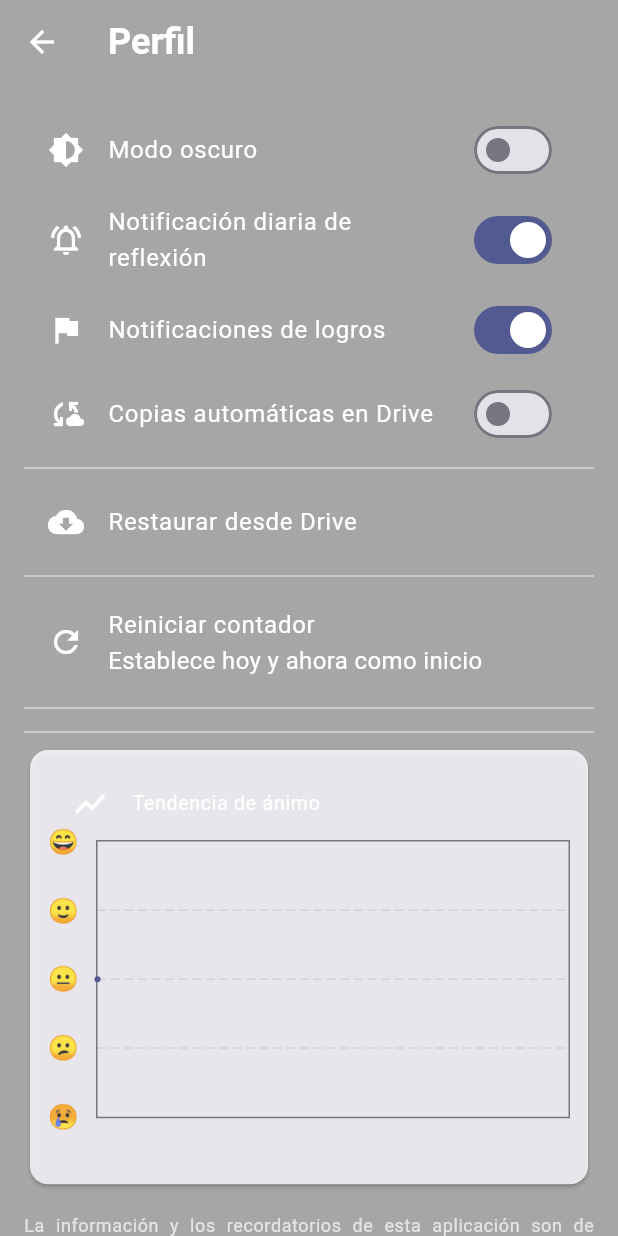
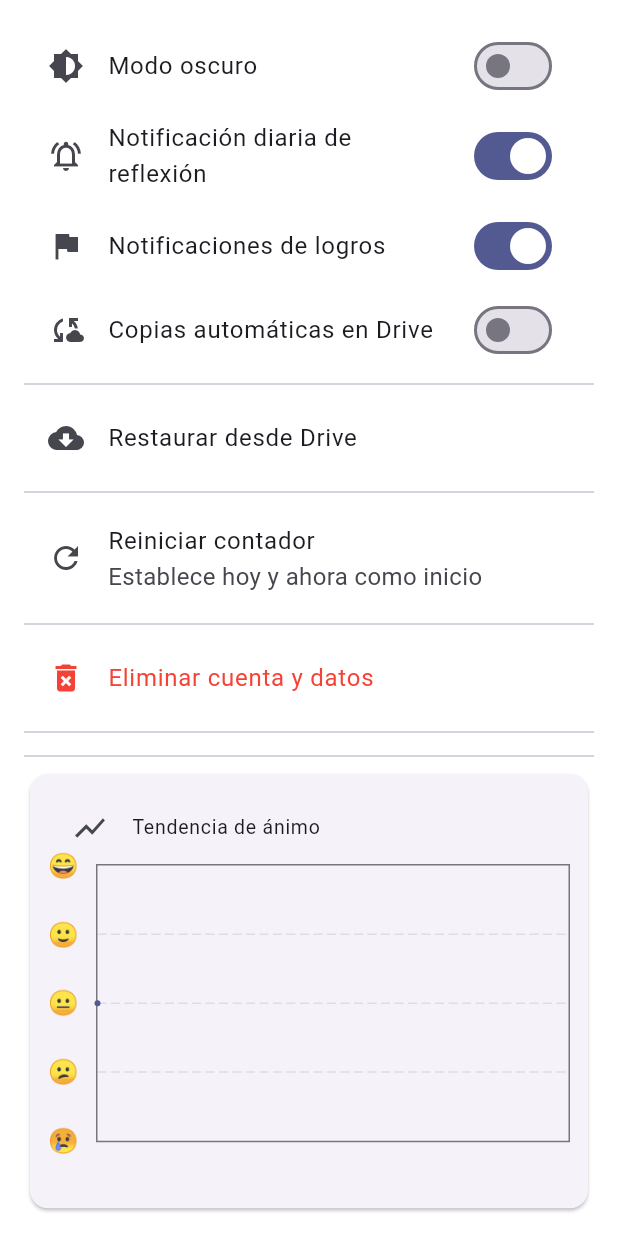
Before and after one commit to javiercamaraezquerra/Undiamas, a Flutter app: the ProfileScreen screen opened directly, on a phone screen of 412 x 824 dp. Run offline on Flutter 3.47's test engine with Material 3 defaults, Android fonts, the phone set to English and light mode, and no system bars; drawn by our look-alikes of fl_chart; our stand-ins replace flutter_local_notifications, flutter_markdown, flutter_secure_storage, google_mobile_ads, google_sign_in, hive and 4 more; missing offline and left inert: googleapis; accounts and stored records are empty.

Commit message:
Update profile_screen.dart

```diff
--- a/lib/screens/profile_screen.dart
+++ b/lib/screens/profile_screen.dart
@@ -1,4 +1,6 @@
 import 'package:flutter/material.dart';
+import 'package:flutter/services.dart' show SystemNavigator;
+import 'package:flutter_secure_storage/flutter_secure_storage.dart';
 import 'package:hive_flutter/hive_flutter.dart';
 import 'package:intl/intl.dart';
 import 'package:shared_preferences/shared_preferences.dart';
@@ -18,18 +20,18 @@ const _kDisclaimer =
 
 class ProfileScreen extends StatefulWidget {
   const ProfileScreen({super.key});
+
   @override
   State<ProfileScreen> createState() => _ProfileScreenState();
 }
 
 class _ProfileScreenState extends State<ProfileScreen> {
-  /* –– prefs –– */
+  /* ───────── estado ───────── */
   bool _isDark = false;
   bool _notifDaily = true;
   bool _notifMilestones = true;
   bool _autoBackup = false;
 
-  /* –– progreso –– */
   DateTime? _startDate;
   int _daysClean = 0;
 
@@ -44,7 +46,7 @@ class _ProfileScreenState extends State<ProfileScreen> {
     _loadPrefs();
   }
 
-  /* ───────── cargar prefs ───────── */
+  /* ───────── carga inicial ───────── */
   Future<void> _loadPrefs() async {
     final prefs = await SharedPreferences.getInstance();
     _isDark = prefs.getBool('isDarkMode') ?? false;
@@ -61,7 +63,7 @@ class _ProfileScreenState extends State<ProfileScreen> {
     if (mounted) setState(() {});
   }
 
-  /* ───────── toggles (idénticos) ───────── */
+  /* ───────── toggles ───────── */
   Future<void> _toggleTheme(bool v) async {
     final prefs = await SharedPreferences.getInstance();
     await prefs.setBool('isDarkMode', v);
@@ -75,8 +77,8 @@ class _ProfileScreenState extends State<ProfileScreen> {
     setState(() => _notifDaily = v);
 
     if (v) {
-      final json =
-          await DefaultAssetBundle.of(context).loadString('assets/data/reflections.json');
+      final json = await DefaultAssetBundle.of(context)
+          .loadString('assets/data/reflections.json');
       await AchievementService.scheduleDailyReflections(json);
     } else {
       await AchievementService.cancelDailyReflections();
@@ -121,7 +123,7 @@ class _ProfileScreenState extends State<ProfileScreen> {
     setState(() => _autoBackup = v);
   }
 
-  /* ───────── resto de helpers (sin cambios) ───────── */
+  /* ───────── drive helpers ───────── */
   Future<bool> _confirmDriveConsent() async {
     return await showDialog<bool>(
           context: context,
@@ -134,8 +136,14 @@ class _ProfileScreenState extends State<ProfileScreen> {
               textAlign: TextAlign.justify,
             ),
             actions: [
-              TextButton(onPressed: () => Navigator.pop(context, false), child: const Text('Cancelar')),
-              ElevatedButton(onPressed: () => Navigator.pop(context, true), child: const Text('Permitir')),
+              TextButton(
+                onPressed: () => Navigator.pop(context, false),
+                child: const Text('Cancelar'),
+              ),
+              ElevatedButton(
+                onPressed: () => Navigator.pop(context, true),
+                child: const Text('Permitir'),
+              ),
             ],
           ),
         ) ??
@@ -144,7 +152,8 @@ class _ProfileScreenState extends State<ProfileScreen> {
 
   Future<void> _restoreFromDrive() async {
     if (!await _confirmDriveConsent()) {
-      _showSnack('Restauración cancelada.'); return;
+      _showSnack('Restauración cancelada.');
+      return;
     }
 
     final wait = _showSnack('Descargando copia…', persistent: true);
@@ -152,13 +161,17 @@ class _ProfileScreenState extends State<ProfileScreen> {
     wait.close();
 
     if (!result.ok || result.data == null) {
-      _showSnack(result.message ?? 'No se encontró copia válida.'); return;
+      _showSnack(result.message ?? 'No se encontró copia válida.');
+      return;
     }
 
     final cipher = await EncryptionService.getCipher();
     final udm = await Hive.openBox('udm_secure', encryptionCipher: cipher);
-    final diary = await Hive.openBox<DiaryEntry>('diary_secure', encryptionCipher: cipher);
-    final imported = await DriveBackupService.importHive(result.data!, udm, diary);
+    final diary =
+        await Hive.openBox<DiaryEntry>('diary_secure', encryptionCipher: cipher);
+
+    final imported =
+        await DriveBackupService.importHive(result.data!, udm, diary);
 
     _showSnack(imported ? 'Datos restaurados.' : 'La copia estaba vacía o dañada.');
 
@@ -172,6 +185,7 @@ class _ProfileScreenState extends State<ProfileScreen> {
     }
   }
 
+  /* ───────── reiniciar contador ───────── */
   Future<void> _resetSoberDate() async {
     final now = DateTime.now();
     final cipher = await EncryptionService.getCipher();
@@ -189,12 +203,89 @@ class _ProfileScreenState extends State<ProfileScreen> {
     _showSnack('¡Contador reiniciado!');
   }
 
-  ScaffoldFeatureController<SnackBar, SnackBarClosedReason> _showSnack(String msg,
+  /* ───────── eliminación total ───────── */
+  Future<void> _deleteAccountAndData() async {
+    final confirm = await showDialog<bool>(
+          context: context,
+          builder: (_) => AlertDialog(
+            title: const Text('Eliminar cuenta y datos'),
+            content: const Text(
+              'Se borrarán todos los datos locales (diario, logros, ajustes) y se '
+              'revocará el acceso a tu Google Drive. Esta acción es irreversible.',
+              textAlign: TextAlign.justify,
+            ),
+            actions: [
+              TextButton(
+                child: const Text('Cancelar'),
+                onPressed: () => Navigator.pop(context, false),
+              ),
+              ElevatedButton(
+                child: const Text('Eliminar'),
+                onPressed: () => Navigator.pop(context, true),
+              ),
+            ],
+          ),
+        ) ??
+        false;
+    if (!confirm) return;
+
+    /* 1. Cancelar notificaciones */
+    await AchievementService.cancelDailyReflections();
+    await AchievementService.cancelMilestones();
+
+    /* 2. Revocar Drive + borrar copia */
+    if (await DriveBackupService.isSignedIn()) {
+      await DriveBackupService.deleteBackup();
+      await DriveBackupService.disconnect();
+    }
+
+    /* 3. Borrar Hive y preferencias */
+    final cipher = await EncryptionService.getCipher();
+    final boxes = [
+      await Hive.openBox('udm_secure', encryptionCipher: cipher),
+      await Hive.openBox<DiaryEntry>('diary_secure', encryptionCipher: cipher),
+    ];
+    for (final b in boxes) {
+      await b.clear();
+      await b.deleteFromDisk();
+    }
+
+    final prefs = await SharedPreferences.getInstance();
+    await prefs.clear();
+
+    /* 4. Borrar clave cifrado y SecureStorage residual */
+    await EncryptionService.wipeKey();
+    await const FlutterSecureStorage().deleteAll();
+
+    /* 5. Reiniciar app */
+    if (mounted) {
+      await showDialog(
+        context: context,
+        builder: (_) => AlertDialog(
+          title: const Text('Completado'),
+          content: const Text(
+              'Tus datos han sido eliminados. La aplicación se reiniciará.'),
+          actions: [
+            ElevatedButton(
+              onPressed: () => Navigator.pop(context),
+              child: const Text('Aceptar'),
+            ),
+          ],
+        ),
+      );
+      await SystemNavigator.pop();
+    }
+  }
+
+  /* ───────── snacks ───────── */
+  ScaffoldFeatureController<SnackBar, SnackBarClosedReason> _showSnack(
+      String msg,
       {bool persistent = false}) {
-    return ScaffoldMessenger.of(context).showSnackBar(SnackBar(
+    final sb = SnackBar(
       content: Text(msg),
       duration: persistent ? const Duration(days: 1) : const Duration(seconds: 4),
-    ));
+    );
+    return ScaffoldMessenger.of(context).showSnackBar(sb);
   }
 
   /* ───────── UI ───────── */
@@ -203,17 +294,12 @@ class _ProfileScreenState extends State<ProfileScreen> {
     return Scaffold(
       extendBodyBehindAppBar: true,
       backgroundColor: Colors.transparent,
-      appBar: AppBar(title: const Text('Perfil')),
-      body: Container(
-        decoration: BoxDecoration(color: Colors.black.withOpacity(.35)),
-        child: SafeArea(
-          child: Theme(
-            // Texto e iconos en blanco dentro del contenedor oscurecido
-            data: Theme.of(context).copyWith(
-              listTileTheme:
-                  const ListTileThemeData(textColor: Colors.white, iconColor: Colors.white),
+      appBar: AppBar(
+        title: const Text('Perfil'),
+        backgroundColor: Colors.transparent,
+        elevation: 0,
       ),
-            child: ListView(
+      body: ListView(
         padding: const EdgeInsets.all(16),
         children: [
           ListTile(
@@ -229,41 +315,46 @@ class _ProfileScreenState extends State<ProfileScreen> {
           ListTile(
             leading: const Icon(Icons.flag),
             title: const Text('Notificaciones de logros'),
-                  trailing: Switch(value: _notifMilestones, onChanged: _toggleMilestoneNotif),
+            trailing:
+                Switch(value: _notifMilestones, onChanged: _toggleMilestoneNotif),
           ),
           ListTile(
             leading: const Icon(Icons.cloud_sync),
             title: const Text('Copias automáticas en Drive'),
             trailing: Switch(value: _autoBackup, onChanged: _toggleAutoBackup),
           ),
-                const Divider(color: Colors.white54),
+          const Divider(),
           ListTile(
             leading: const Icon(Icons.cloud_download),
             title: const Text('Restaurar desde Drive'),
             onTap: _restoreFromDrive,
           ),
-                const Divider(color: Colors.white54),
+          const Divider(),
           ListTile(
             leading: const Icon(Icons.refresh),
             title: const Text('Reiniciar contador'),
             subtitle: const Text('Establece hoy y ahora como inicio'),
             onTap: _resetSoberDate,
           ),
-                const Divider(color: Colors.white54),
+          const Divider(),
+          ListTile(
+            leading: const Icon(Icons.delete_forever, color: Colors.red),
+            title: const Text('Eliminar cuenta y datos',
+                style: TextStyle(color: Colors.red)),
+            onTap: _deleteAccountAndData,
+          ),
+          const Divider(),
           if (_startDate != null) ..._buildProgressSection(),
-                const Divider(color: Colors.white54),
+          const Divider(),
           _buildMoodSection(),
           const SizedBox(height: 16),
           _buildDisclaimer(),
         ],
       ),
-          ),
-        ),
-      ),
     );
   }
 
-  /* –– helpers UI –– */
+  /* ───────── helpers UI ───────── */
   List<Widget> _buildProgressSection() {
     final milestones = AchievementService.milestones.keys.toList()..sort();
     final next = milestones.firstWhere((d) => _daysClean < d, orElse: () => -1);
@@ -293,10 +384,11 @@ class _ProfileScreenState extends State<ProfileScreen> {
           valueListenable: box.listenable(),
           builder: (_, __, ___) {
             final entries = box.values.toList();
+
             return Card(
-              color: Theme.of(context).colorScheme.surface.withOpacity(.85),
               elevation: 1,
-              shape: RoundedRectangleBorder(borderRadius: BorderRadius.circular(12)),
+              shape: RoundedRectangleBorder(
+                  borderRadius: BorderRadius.circular(12)),
               child: Padding(
                 padding: const EdgeInsets.all(12.0),
                 child: Column(
@@ -323,7 +415,8 @@ class _ProfileScreenState extends State<ProfileScreen> {
   Widget _buildDisclaimer() {
     return Text(
       _kDisclaimer,
-      style: Theme.of(context).textTheme.bodySmall?.copyWith(color: Colors.white70),
+      style:
+          Theme.of(context).textTheme.bodySmall?.copyWith(color: Colors.grey[600]),
       textAlign: TextAlign.justify,
     );
   }
```
Lines whose indentation alone changed are shown as unchanged.
